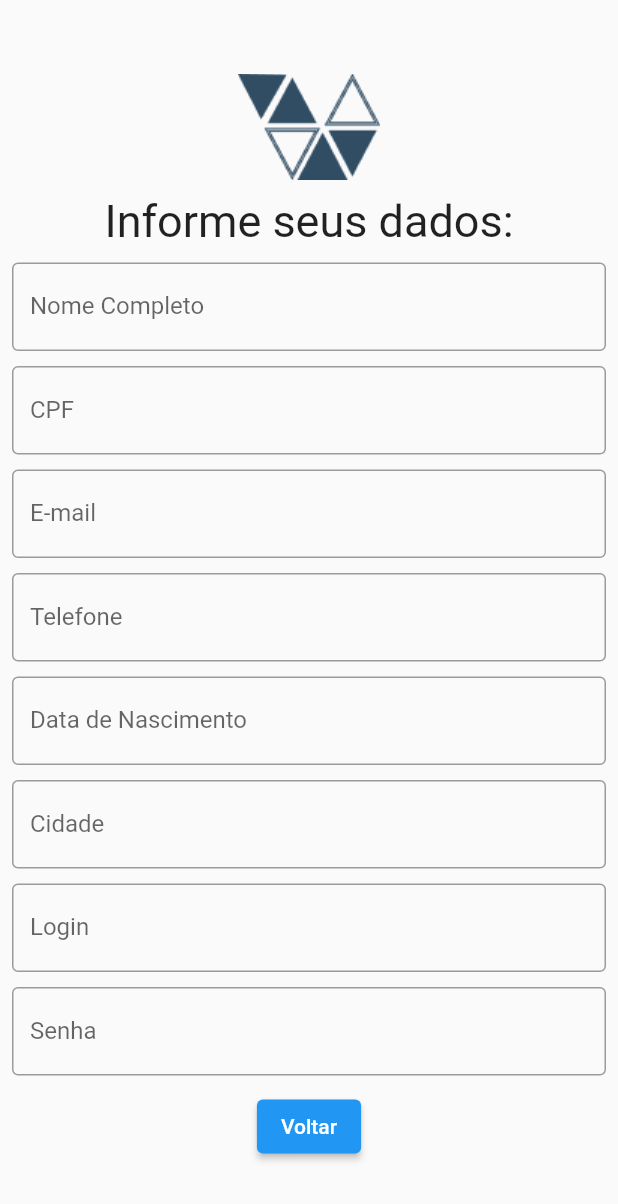
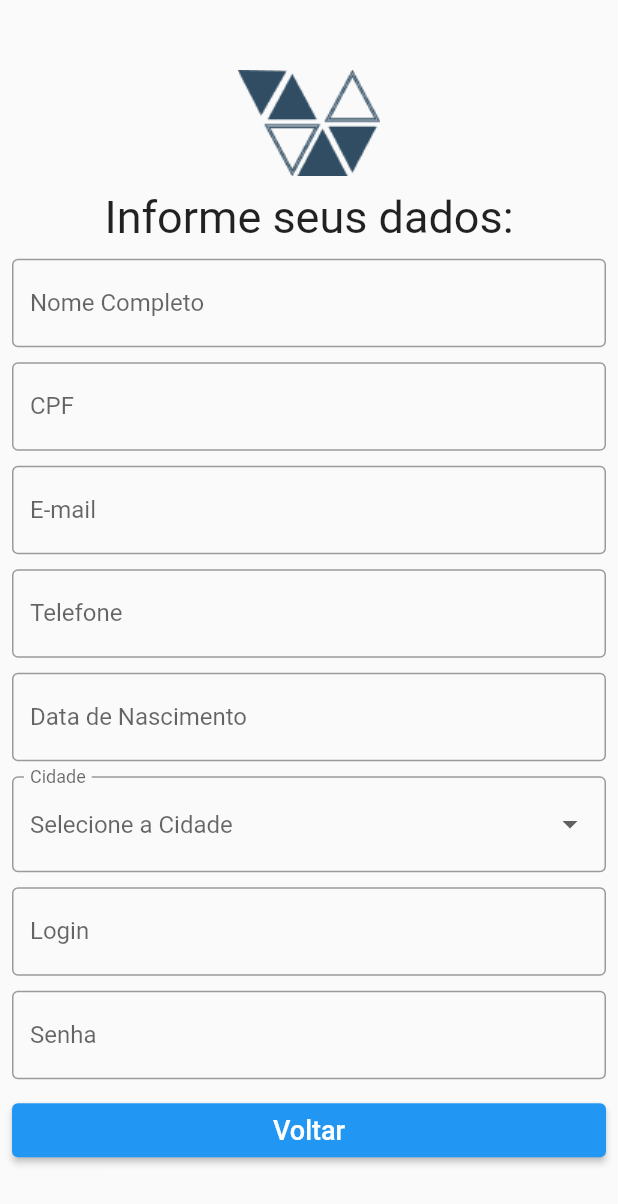
Before and after one commit to luiz-alencar/med-facil, a Flutter app: the screen it shows after launch, after a tap on "Cadastre-se", on a phone screen of 412 x 824 dp. Shown: the top 1204 px of the screen. Run offline on Flutter 3.47's test engine with Material 2 defaults, Android fonts, the light colour scheme and no system bars; our stand-ins replace brasil_fields.

Commit message:
Modificações pontuais no codigo

```diff
--- a/med-facil mobile/med_facil/lib/widgests/cadastro_usuario.dart
+++ b/med-facil mobile/med_facil/lib/widgests/cadastro_usuario.dart
@@ -1,4 +1,6 @@
 import 'package:flutter/material.dart';
+import 'package:brasil_fields/brasil_fields.dart';
+import 'package:flutter/services.dart';
 import 'package:med_facil/widgests/login.dart';
 
 class CadastroUsuarioPage extends StatefulWidget {
@@ -9,6 +11,8 @@ class CadastroUsuarioPage extends StatefulWidget {
 }
 
 class _CadastroUsuarioPageState extends State<CadastroUsuarioPage> {
+  Object? valueEscolhido;
+  List lista = ["Ceres", "Itapaci", "Se lascou"];
   @override
   Widget build(BuildContext context) {
     return Material(
@@ -35,8 +39,14 @@ class _CadastroUsuarioPageState extends State<CadastroUsuarioPage> {
                 ),
               ),
               const SizedBox(height: 10),
-              const TextField(
-                decoration: InputDecoration(
+              TextFormField(
+                inputFormatters: [
+                  // obrigatório
+                  FilteringTextInputFormatter.digitsOnly,
+                  CpfInputFormatter(),
+                ],
+                keyboardType: TextInputType.number,
+                decoration: const InputDecoration(
                   border: OutlineInputBorder(),
                   labelText: "CPF",
                 ),
@@ -50,24 +60,50 @@ class _CadastroUsuarioPageState extends State<CadastroUsuarioPage> {
                 ),
               ),
               const SizedBox(height: 10),
-              const TextField(
-                decoration: InputDecoration(
+              TextFormField(
+                inputFormatters: [
+                  // obrigatório
+                  FilteringTextInputFormatter.digitsOnly,
+                  TelefoneInputFormatter(),
+                ],
+                keyboardType: TextInputType.number,
+                decoration: const InputDecoration(
                   border: OutlineInputBorder(),
                   labelText: "Telefone",
                 ),
               ),
               const SizedBox(height: 10),
-              const TextField(
-                decoration: InputDecoration(
+              TextFormField(
+                inputFormatters: [
+                  // obrigatório
+                  FilteringTextInputFormatter.digitsOnly,
+                  DataInputFormatter(),
+                ],
+                keyboardType: TextInputType.number,
+                decoration: const InputDecoration(
                   border: OutlineInputBorder(),
                   labelText: "Data de Nascimento",
                 ),
               ),
               const SizedBox(height: 10),
-              const TextField(
-                decoration: InputDecoration(
-                  border: OutlineInputBorder(),
-                  labelText: "Cidade",
+              SizedBox(
+                child: DropdownButtonFormField(
+                  decoration: const InputDecoration(
+                    border: OutlineInputBorder(),
+                    labelText: "Cidade",
+                  ),
+                  hint: const Text("Selecione a Cidade "),
+                  value: valueEscolhido,
+                  onChanged: (newValue){
+                    setState(() {
+                      valueEscolhido = newValue;
+                    });
+                  },
+                  items: lista.map((valueItem) {
+                    return DropdownMenuItem(
+                      value: valueItem,
+                      child: Text(valueItem));
+                  }).toList(),
                 ),
               ),
               const SizedBox(height: 10),
@@ -79,18 +115,21 @@ class _CadastroUsuarioPageState extends State<CadastroUsuarioPage> {
               ),
               const SizedBox(height: 10),
               const TextField(
+                obscureText: true,
                 decoration: InputDecoration(
                   border: OutlineInputBorder(),
                   labelText: "Senha",
                 ),
               ),
               const SizedBox(height: 10),
-              ElevatedButton(onPressed: () {
+              SizedBox(
+                  width: MediaQuery.of(context).size.width,
+                  child: ElevatedButton(onPressed: () {
                   Navigator.push(
                     context,
                     MaterialPageRoute(builder: (context) => const LoginPage()),
                   );
-                }, child: const Text("Voltar")),
+                }, child: const Text("Voltar", style: TextStyle(fontSize: 18)))),
             ]),
         ),
         ),
--- a/med-facil mobile/med_facil/lib/widgests/login.dart
+++ b/med-facil mobile/med_facil/lib/widgests/login.dart
@@ -47,21 +47,25 @@ class _LoginPageState extends State<LoginPage> {
                   ),
                 ),
                 const SizedBox(height: 15),
-                ElevatedButton(onPressed: () {
+                SizedBox(
+                  width: MediaQuery.of(context).size.width,
+                  child: ElevatedButton(onPressed: () {
                   Navigator.push(
                     context,
                     MaterialPageRoute(builder: (context) => const MenuPage()),
                   );
-                }, child: const Text("Entrar")),
+                }, child: const Text("Entrar", style: TextStyle(fontSize: 18)))),
                 const SizedBox(height: 10),
-                const Text("ou", style: TextStyle(fontSize: 16)),
+                const Text("ou", style: TextStyle(fontSize: 18)),
                 const SizedBox(height: 10),
-                ElevatedButton(onPressed: () {
+                SizedBox(
+                  width: MediaQuery.of(context).size.width,
+                  child: ElevatedButton(onPressed: () {
                   Navigator.push(
                     context,
                     MaterialPageRoute(builder: (context) => const CadastroUsuarioPage()),
                   );
-                }, child: const Text("Cadastre-se")),
+                }, child: const Text("Cadastre-se", style: TextStyle(fontSize: 18)))),
               ],
             ),
         ),
--- a/med-facil mobile/med_facil/pubspec.yaml
+++ b/med-facil mobile/med_facil/pubspec.yaml
@@ -30,6 +30,7 @@ environment:
 dependencies:
   flutter:
     sdk: flutter
+  brasil_fields: ^1.14.0
 
 
   # The following adds the Cupertino Icons font to your application.
```
Also changed, not shown: med-facil mobile/med_facil/pubspec.lock.
